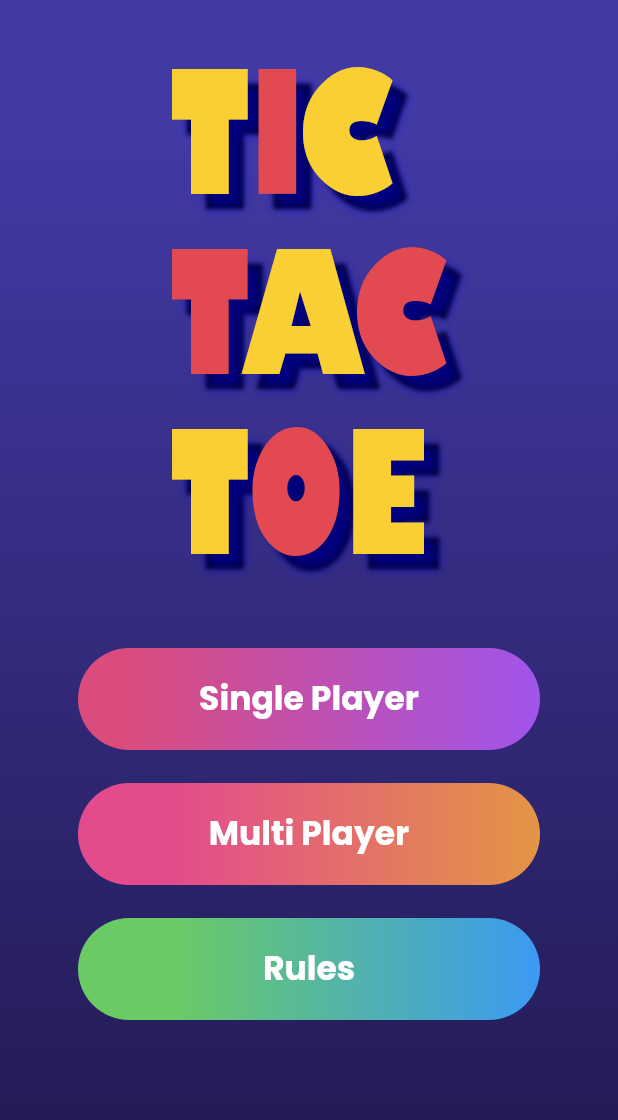
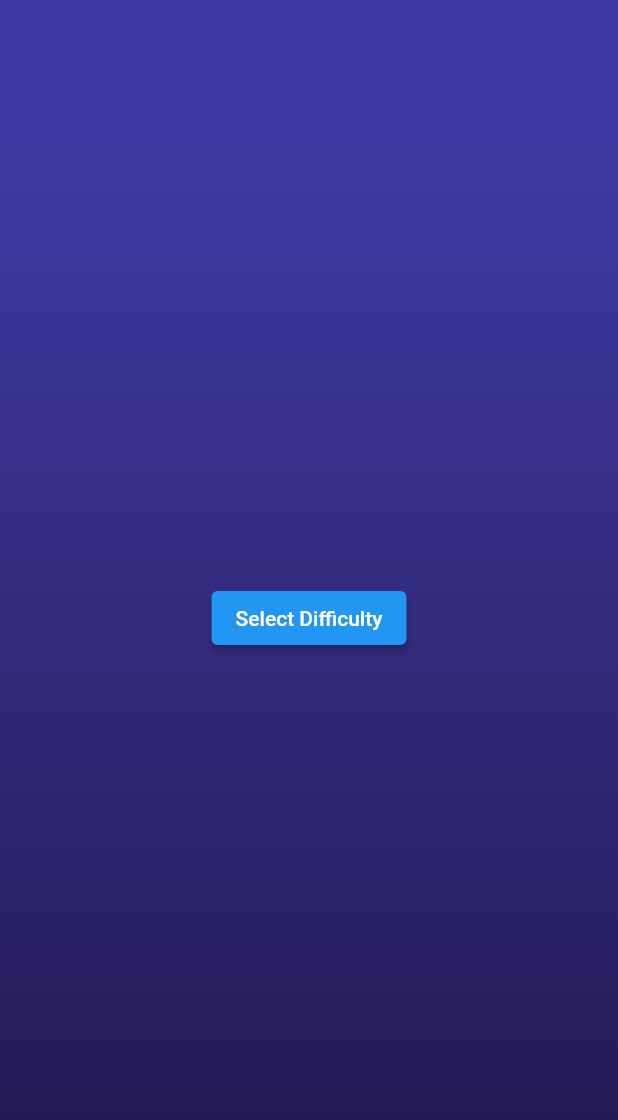
Before and after one commit to SatyamX64/Tic-Tac-Toe, a Flutter app: the screen it shows after launch, after a tap on "Single Player", on a phone screen of 412 x 824 dp. Shown: the top 1120 px of the screen. Run offline on Flutter 3.47's test engine with Material 2 defaults, Android fonts, the phone set to English and light mode, and no system bars; our stand-ins replace google_fonts.

Commit message:
[FEAT] : added navigation flow

```diff
--- /dev/null
+++ b/lib/src/presentation/difficulty/sc_difficulty.dart
@@ -0,0 +1,22 @@
+import 'package:flutter/material.dart';
+import 'package:tic_tac_toe/src/presentation/game/sc_game.dart';
+import 'package:tic_tac_toe/src/presentation/shared/gradient_scaffold.dart';
+
+class DifficultyScreen extends StatelessWidget {
+  const DifficultyScreen({Key? key}) : super(key: key);
+
+  static const route = '/difficulty';
+  @override
+  Widget build(BuildContext context) {
+    return GradientScaffold(
+      body: Center(
+        child: ElevatedButton(
+          onPressed: () {
+            Navigator.of(context).pushReplacementNamed(GameScreen.route);
+          },
+          child: const Text('Select Difficulty'),
+        ),
+      ),
+    );
+  }
+}
--- a/lib/src/presentation/router.dart
+++ b/lib/src/presentation/router.dart
@@ -1,5 +1,8 @@
 import 'package:flutter/material.dart';
+import 'package:tic_tac_toe/src/presentation/difficulty/sc_difficulty.dart';
+import 'package:tic_tac_toe/src/presentation/game/sc_game.dart';
 import 'package:tic_tac_toe/src/presentation/menu/sc_menu.dart';
+import 'package:tic_tac_toe/src/presentation/rules/sc_rules.dart';
 
 class AppRouter {
   static const String initialRoute = MenuScreen.route;
@@ -10,6 +13,12 @@ class AppRouter {
         switch (settings.name) {
           case MenuScreen.route:
             return const MenuScreen();
+          case DifficultyScreen.route:
+            return const DifficultyScreen();
+          case GameScreen.route:
+            return const GameScreen();
+          case RulesScreen.route:
+            return const RulesScreen();
           default:
             return Scaffold(
               body: Center(
```
Also changed, not shown: lib/src/presentation/game/sc_game.dart (added, +16 -0 lines), lib/src/presentation/menu/sc_menu.dart (+13 -3 lines), lib/src/presentation/rules/sc_rules.dart (added, +17 -0 lines).
